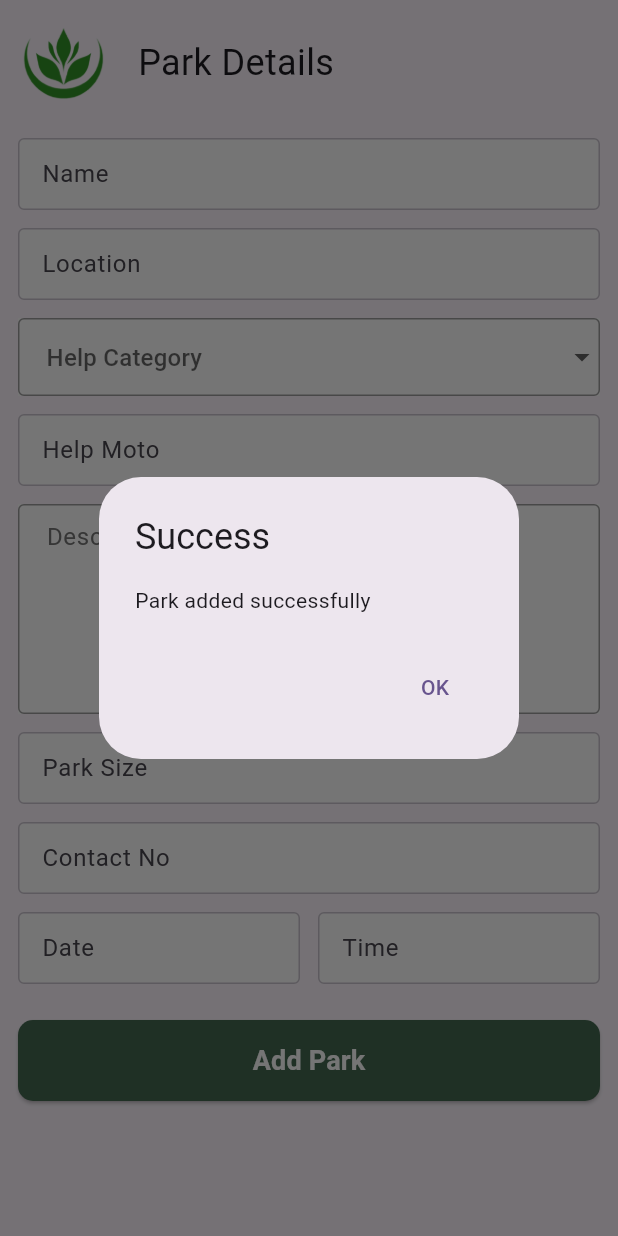
After one commit to Sanket80/Green-Space, a Flutter app: the AddPark screen opened directly, after a tap on "Add Park", on a phone screen of 412 x 824 dp. The commit adds this screen. Run offline on Flutter 3.47's test engine with Material 3 defaults, Android fonts, the phone set to English and light mode, and no system bars; our stand-ins replace cloud_firestore, firebase_auth, firebase_core, smooth_page_indicator; accounts and stored records are empty.

Commit message:
Created Park Details Form

```diff
--- /dev/null
+++ b/lib/Screens/AddPark.dart
@@ -0,0 +1,296 @@
+import 'package:cloud_firestore/cloud_firestore.dart';
+import 'package:firebase_auth/firebase_auth.dart';
+import 'package:flutter/material.dart';
+import 'package:greenspace/Widgets/text_field.dart';
+
+class AddPark extends StatefulWidget {
+  const AddPark({super.key});
+
+  @override
+  State<AddPark> createState() => _AddParkState();
+}
+
+class _AddParkState extends State<AddPark> {
+  TextEditingController _parkNameController = TextEditingController();
+  TextEditingController _parkLocationController = TextEditingController();
+  TextEditingController _parkDescriptionController = TextEditingController();
+  TextEditingController _parkSizeController = TextEditingController();
+  TextEditingController _parkcontactController = TextEditingController();
+  TextEditingController _parkMotoController = TextEditingController();
+  TextEditingController _date = TextEditingController();
+  TextEditingController _time = TextEditingController();
+  String? helpCategory;
+
+  // add Park to the database
+  Future addPark() async {
+    try {
+      showDialog(
+        context: context,
+        builder: (context) {
+          return AlertDialog(
+            content: Row(
+              children: [
+                CircularProgressIndicator(),
+                SizedBox(width: 16),
+                Text('Adding Park...'),
+              ],
+            ),
+          );
+        },
+      );
+
+      await FirebaseFirestore.instance.collection('parks').doc(FirebaseAuth.instance.currentUser!.uid).set({
+        'name': _parkNameController.text,
+        'location': _parkLocationController.text,
+        'description': _parkDescriptionController.text,
+        'size': _parkSizeController.text,
+        'contact': _parkcontactController.text,
+        'moto': _parkMotoController.text,
+        'date': _date.text,
+        'time': _time.text,
+        'helpCategory': helpCategory,
+      });
+
+      Navigator.of(context).pop();
+      showDialog(
+        context: context,
+        builder: (context) {
+          return AlertDialog(
+            title: Text('Success'),
+            content: Text('Park added successfully'),
+            actions: [
+              TextButton(
+                onPressed: () {
+                  Navigator.of(context).pop();
+                },
+                child: Text('OK'),
+              ),
+            ],
+          );
+        },
+      );
+    } catch (e) {
+      Navigator.of(context).pop();
+      showDialog(
+        context: context,
+        builder: (context) {
+          return AlertDialog(
+            title: Text('Error'),
+            content: Text(e.toString()),
+            actions: [
+              TextButton(
+                onPressed: () {
+                  Navigator.of(context).pop();
+                },
+                child: Text('OK'),
+              ),
+            ],
+          );
+        },
+      );
+    }
+  }
+
+  @override
+  Widget build(BuildContext context) {
+    return Scaffold(
+      body: SafeArea(
+        child: Padding(
+          padding: const EdgeInsets.all(12.0),
+          child: SingleChildScrollView(
+            child: Column(
+              children: [
+                Row(
+                  children: [
+                    Image.asset(
+                      'assets/logo.png',
+                      height: 60,
+                      width: 60,
+                    ),
+                    SizedBox(
+                      width: 20,
+                    ),
+                    Text(
+                      'Park Details',
+                      style: TextStyle(fontSize: 24),
+                    ),
+                  ],
+                ),
+                SizedBox(
+                  height: 20,
+                ), // SizedBox
+                TextFieldInput(
+                    textEditingController: _parkNameController,
+                    hintText: 'Name',
+                    textInputType: TextInputType.name,
+                    isPass: false),
+                SizedBox(
+                  height: 12,
+                ), // SizedBox
+                TextFieldInput(
+                    textEditingController: _parkLocationController,
+                    hintText: 'Location',
+                    textInputType: TextInputType.streetAddress,
+                    isPass: false),
+                SizedBox(
+                  height: 12,
+                ), // SizedBox
+                Container(
+                  color: Colors.white,
+                  child: DropdownButtonFormField<String>(
+                    value: helpCategory,
+                    onChanged: (String? value) {
+                      setState(() {
+                        helpCategory = value!;
+                      });
+                    },
+                    decoration: InputDecoration(
+                      contentPadding: EdgeInsets.symmetric(vertical: 14, horizontal: 15),
+                      isDense: true,
+                      enabledBorder: OutlineInputBorder(
+                        borderRadius: BorderRadius.circular(4),
+                        borderSide: BorderSide(
+                          color: Colors.grey,
+                          width: 1,
+                        ),
+                      ),
+                      focusedBorder: OutlineInputBorder(
+                        borderRadius: BorderRadius.circular(8),
+                        borderSide: BorderSide(
+                          color: Colors.black,
+                          width: 1,
+                        ),
+                      ),
+                      hintText: 'Help Category',
+                      hintStyle: TextStyle(
+                        color: Colors.grey[600],
+                      ),
+                    ),
+                    items: <String>[
+                      'Seeds',
+                      'Plants',
+                      'Fertilizers',
+                      'Volunteers',
+                    ].map((String value) {
+                      return DropdownMenuItem<String>(
+                        value: value,
+                        child: Text(value),
+                      );
+                    }).toList(),
+                  ),
+                ),
+                SizedBox(
+                  height: 12,
+                ),
+                TextFieldInput(textEditingController: _parkMotoController, hintText: 'Help Moto', textInputType: TextInputType.text, isPass: false),
+                SizedBox(
+                  height: 12,
+                ),
+                // Big Text Field for Description
+                Container(
+                  color: Colors.white,
+                  child: TextField(
+                    controller: _parkDescriptionController,
+                    keyboardType: TextInputType.multiline,
+                    maxLines: 5,
+                    decoration: InputDecoration(
+                      contentPadding: EdgeInsets.symmetric(vertical: 10, horizontal: 15),
+                      isDense: true,
+                      enabledBorder: OutlineInputBorder(
+                        borderRadius: BorderRadius.circular(4),
+                        borderSide: BorderSide(
+                          color: Colors.grey,
+                          width: 1,
+                        ),
+                      ),
+                      focusedBorder: OutlineInputBorder(
+                        borderRadius: BorderRadius.circular(4),
+                        borderSide: BorderSide(
+                          color: Colors.black,
+                          width: 1,
+                        ),
+                      ),
+                      hintText: 'Description',
+                      hintStyle: TextStyle(
+                        color: Colors.grey[600],
+                      ),
+                    ),
+                  ),
+                ),
+                SizedBox(
+                  height: 12,
+                ),// SizedBox
+                TextFieldInput(
+                    textEditingController: _parkSizeController,
+                    hintText: 'Park Size',
+                    textInputType: TextInputType.number,
+                    isPass: false),
+                SizedBox(
+                  height: 12,
+                ), // SizedBox
+                TextFieldInput(
+                    textEditingController: _parkcontactController,
+                    hintText: 'Contact No',
+                    textInputType: TextInputType.phone,
+                    isPass: false),
+                SizedBox(
+                  height: 12,
+                ), // SizedBox
+
+                // date and time text field in one row
+                Row(
+                  children: [
+                    Expanded(
+                      child: TextFieldInput(
+                          textEditingController: _date,
+                          hintText: 'Date',
+                          textInputType: TextInputType.datetime,
+                          isPass: false),
+                    ),
+                    SizedBox(
+                      width: 12,
+                    ),
+                    Expanded(
+                      child: TextFieldInput(
+                          textEditingController: _time,
+                          hintText: 'Time',
+                          textInputType: TextInputType.datetime,
+                          isPass: false),
+                    ),
+                  ],
+                ),
+
+                SizedBox(
+                  height: 24,
+                ),
+                SizedBox(
+                  width: double.infinity,
+                  child: ElevatedButton(
+                    onPressed: () {
+                      addPark();
+                    },
+                    style: ElevatedButton.styleFrom(
+                      primary: Color(0xff436850), // Background color
+                      onPrimary: Colors.white, // Text color
+                      padding: EdgeInsets.symmetric(vertical: 14, horizontal: 38),
+                      shape: RoundedRectangleBorder(
+                        borderRadius: BorderRadius.circular(10),
+                      ),
+                    ),
+                    child: Text(
+                      'Add Park',
+                      style: TextStyle(
+                        fontSize: 18,
+                        fontWeight: FontWeight.bold,
+                      ),
+                    ),
+                  ),
+                ),
+              ],
+            ),
+          ),
+        ),
+      ),
+    );
+  }
+}
--- a/lib/Screens/Login.dart
+++ b/lib/Screens/Login.dart
@@ -3,6 +3,7 @@ import 'dart:convert';
 
 import 'package:firebase_auth/firebase_auth.dart';
 import 'package:flutter/material.dart';
+import 'package:greenspace/Screens/AddPark.dart';
 import 'package:greenspace/Screens/Sign_up.dart';
 import 'package:greenspace/Widgets/text_field.dart';
 
@@ -44,7 +45,7 @@ class _LoginScreenState extends State<LoginScreen> {
         password: _passwordController.text,
       );
 
-      Navigator.of(context).pop();
+      Navigator.push(context, MaterialPageRoute(builder: (context) => AddPark()));
     } catch (e) {
       Navigator.of(context).pop();
       showDialog(
--- a/lib/Screens/Sign_up.dart
+++ b/lib/Screens/Sign_up.dart
@@ -1,6 +1,7 @@
 import 'package:cloud_firestore/cloud_firestore.dart';
 import 'package:firebase_auth/firebase_auth.dart';
 import 'package:flutter/material.dart';
+import 'package:greenspace/Screens/AddPark.dart';
 import 'package:greenspace/Screens/Login.dart';
 import 'package:greenspace/Widgets/text_field.dart';
 
@@ -49,7 +50,9 @@ class _RegisterScreenState extends State<RegisterScreen> {
         'role': selectedRole,
       });
 
-      Navigator.of(context).pop();
+      if(selectedRole == 'Manager'){
+        Navigator.push(context, MaterialPageRoute(builder: (context) => AddPark()));
+      }
 
     } catch (e) {
       Navigator.of(context).pop();
```
Also changed, not shown: lib/Screens/Tasks.dart (added).
